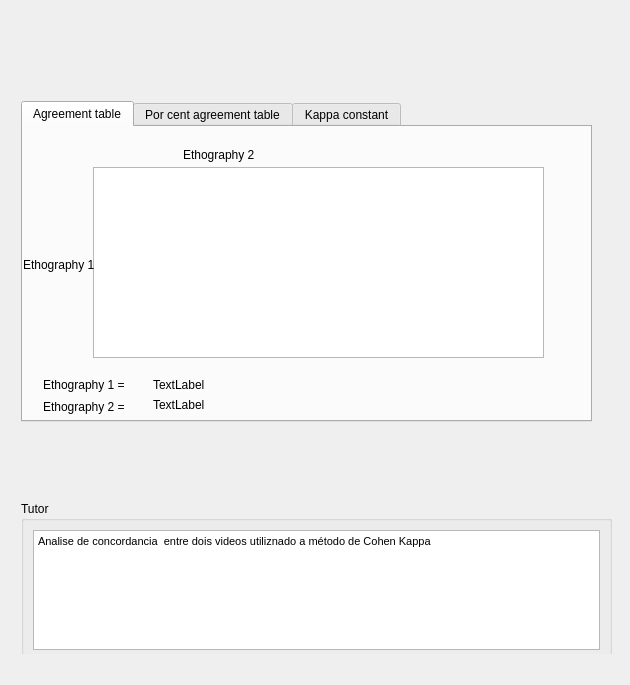
EthoWatcher/ethowatcher, file teaconcordancia.ui: the form before one commit.
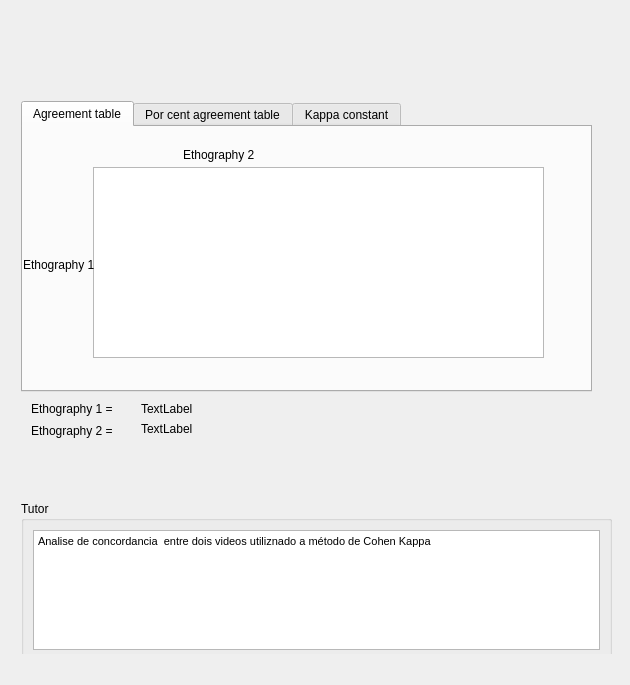
The form after the commit. The open tabs and pages were chosen to show the change. Icons and pictures are not drawn.

What changed in the file:
```diff
--- a/teaconcordancia.ui
+++ b/teaconcordancia.ui
@@ -265,7 +265,7 @@
            <x>0</x>
            <y>70</y>
            <width>571</width>
-           <height>321</height>
+           <height>291</height>
           </rect>
          </property>
          <property name="currentIndex">
@@ -288,58 +288,6 @@
             <bool>false</bool>
            </attribute>
           </widget>
-          <widget class="QLabel" name="label_5">
-           <property name="geometry">
-            <rect>
-             <x>20</x>
-             <y>250</y>
-             <width>101</width>
-             <height>16</height>
-            </rect>
-           </property>
-           <property name="text">
-            <string>Ethography 1 =</string>
-           </property>
-          </widget>
-          <widget class="QLabel" name="label_6">
-           <property name="geometry">
-            <rect>
-             <x>20</x>
-             <y>270</y>
-             <width>111</width>
-             <height>20</height>
-            </rect>
-           </property>
-           <property name="text">
-            <string>Ethography 2 =</string>
-           </property>
-          </widget>
-          <widget class="QLabel" name="lblVideo1">
-           <property name="geometry">
-            <rect>
-             <x>130</x>
-             <y>250</y>
-             <width>421</width>
-             <height>16</height>
-            </rect>
-           </property>
-           <property name="text">
-            <string>TextLabel</string>
-           </property>
-          </widget>
-          <widget class="QLabel" name="lblVideo2">
-           <property name="geometry">
-            <rect>
-             <x>130</x>
-             <y>270</y>
-             <width>411</width>
-             <height>16</height>
-            </rect>
-           </property>
-           <property name="text">
-            <string>TextLabel</string>
-           </property>
-          </widget>
           <widget class="QLabel" name="label_7">
            <property name="geometry">
             <rect>
@@ -509,6 +457,58 @@
           </widget>
          </widget>
         </widget>
+        <widget class="QLabel" name="lblVideo2">
+         <property name="geometry">
+          <rect>
+           <x>120</x>
+           <y>390</y>
+           <width>411</width>
+           <height>16</height>
+          </rect>
+         </property>
+         <property name="text">
+          <string>TextLabel</string>
+         </property>
+        </widget>
+        <widget class="QLabel" name="label_6">
+         <property name="geometry">
+          <rect>
+           <x>10</x>
+           <y>390</y>
+           <width>111</width>
+           <height>20</height>
+          </rect>
+         </property>
+         <property name="text">
+          <string>Ethography 2 =</string>
+         </property>
+        </widget>
+        <widget class="QLabel" name="lblVideo1">
+         <property name="geometry">
+          <rect>
+           <x>120</x>
+           <y>370</y>
+           <width>421</width>
+           <height>16</height>
+          </rect>
+         </property>
+         <property name="text">
+          <string>TextLabel</string>
+         </property>
+        </widget>
+        <widget class="QLabel" name="label_5">
+         <property name="geometry">
+          <rect>
+           <x>10</x>
+           <y>370</y>
+           <width>101</width>
+           <height>16</height>
+          </rect>
+         </property>
+         <property name="text">
+          <string>Ethography 1 =</string>
+         </property>
+        </widget>
        </widget>
       </widget>
       <widget class="QGroupBox" name="groupBox_5">
```
Left out of the diff: 18 changed lines with no effect on the pictures.
